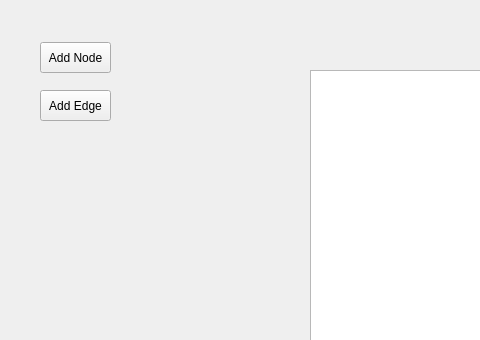
Qt form main.ui (darkhunterLearning/Statistical-Learning-Project) before a commit; both pictures show x 0 to 480 and y 0 to 340 of the 706 by 576 pixel window.
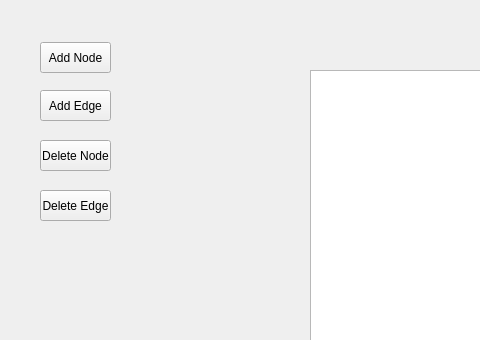
The same form after that commit.

Commit message: add del node feature

Patch:
```diff
--- a/main.ui
+++ b/main.ui
@@ -53,6 +53,32 @@
      <string>Add Edge</string>
     </property>
    </widget>
+   <widget class="QPushButton" name="btn_3">
+    <property name="geometry">
+     <rect>
+      <x>40</x>
+      <y>140</y>
+      <width>71</width>
+      <height>31</height>
+     </rect>
+    </property>
+    <property name="text">
+     <string>Delete Node</string>
+    </property>
+   </widget>
+   <widget class="QPushButton" name="btn_4">
+    <property name="geometry">
+     <rect>
+      <x>40</x>
+      <y>190</y>
+      <width>71</width>
+      <height>31</height>
+     </rect>
+    </property>
+    <property name="text">
+     <string>Delete Edge</string>
+    </property>
+   </widget>
   </widget>
   <widget class="QMenuBar" name="menubar">
    <property name="geometry">
```
The commit also changes 1 other file.
